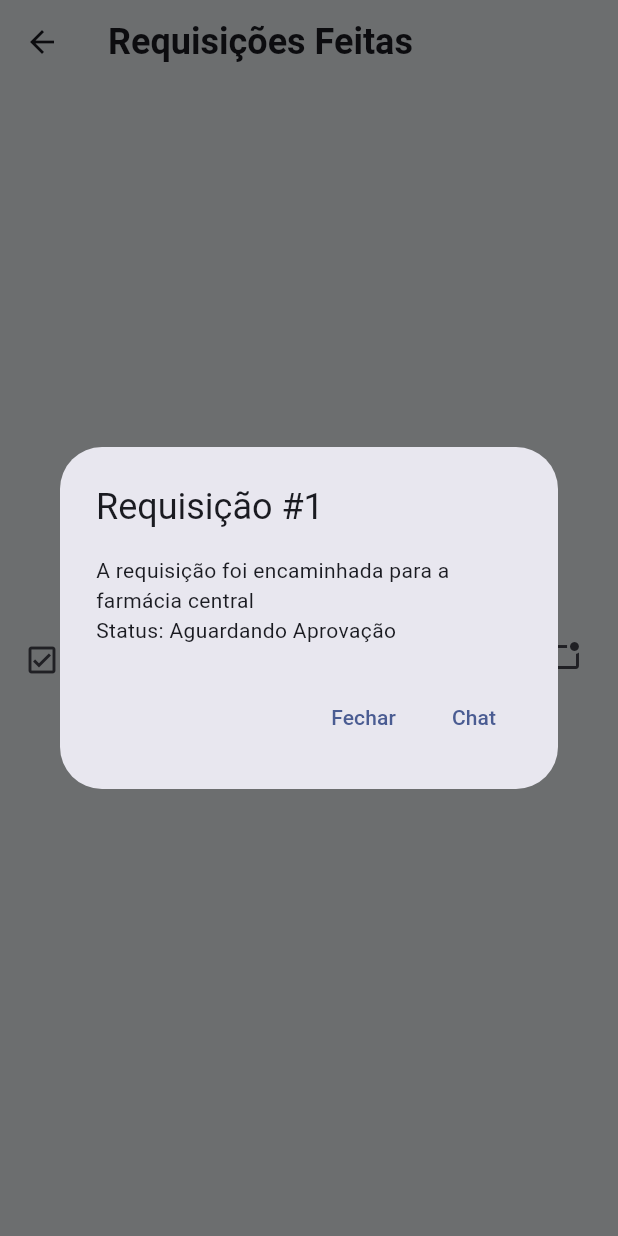
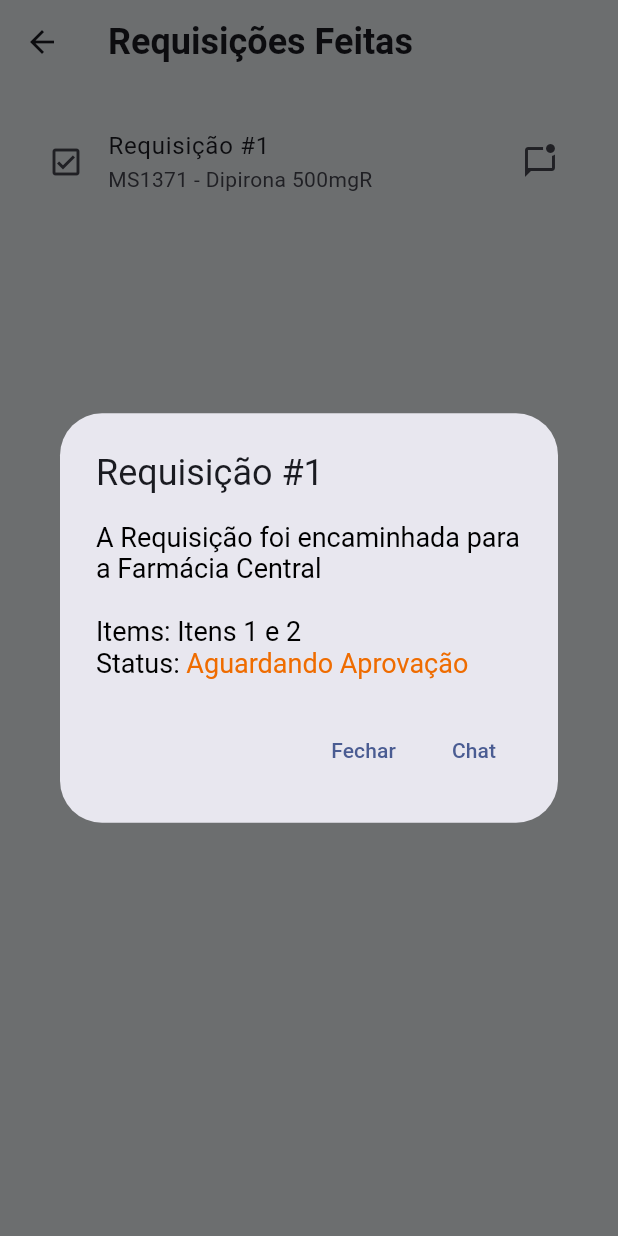
Before and after one commit to paulo-evangelista/pilltrackr, a Flutter app: the MyRequests screen opened directly, after a tap on "Requisição #1", on a phone screen of 412 x 824 dp. Run offline on Flutter 3.47's test engine with Material 3 defaults, Android fonts, the phone set to English and light mode, and no system bars; our stand-ins replace dio, get; network calls fail.

Commit message:
integration(flutter): medices db and request create

```diff
--- a/src/frontend/lib/views/nursery/my_requests.dart
+++ b/src/frontend/lib/views/nursery/my_requests.dart
@@ -2,7 +2,7 @@ import 'package:flutter/material.dart';
 import 'package:frontend/services/request_service.dart';
 import '../../widgets/list_tile_nursery.dart';
 import 'package:flutter/foundation.dart';
-import 'package:http/http.dart' as http;
+// import 'package:http/http.dart' as http;
 import 'dart:convert';
 
 
@@ -30,7 +30,8 @@ class _MyRequestsState extends State<MyRequests> {
 
       backgroundColor: Color(0xFFECF0F3),
 
-      body: const Center(
+      body: const Padding(
+        padding: EdgeInsets.all(16.0),
         child: ListTileNursery(title: 'Requisição #1', subtitle: 'MS1371 - Dipirona 500mgR'),
       ),
     );
--- a/src/frontend/lib/widgets/list_tile_nursery.dart
+++ b/src/frontend/lib/widgets/list_tile_nursery.dart
@@ -37,7 +37,27 @@ class _ListTileNurseryState extends State<ListTileNursery> {
       builder: (BuildContext context) {
         return AlertDialog(
           title: Text('$_title'),
-          content: Text('A requisição foi encaminhada para a farmácia central \nStatus: $_status'),
+
+          content:
+            RichText(
+              text: TextSpan(
+                text: 'A Requisição foi encaminhada para a Farmácia Central \n\n',
+                style: TextStyle(
+                  fontSize: 18,
+                  fontWeight: FontWeight.normal,
+                  color: Colors.black,
+                ),
+                children: <TextSpan>[
+                  TextSpan(text: 'Items: ', style: const TextStyle(fontWeight: FontWeight.normal,)),
+                  TextSpan(text: 'Itens 1 e 2 \n', style: TextStyle(color: Colors.black,)),
+                  TextSpan(text: 'Status: ', style: TextStyle(color: Colors.black)),
+                  TextSpan(text: _status, style: TextStyle(color: Colors.orange.shade800,)),
+
+                ],
+              ),
+            ),
+          // Text('A requisição foi encaminhada para a farmácia central \nStatus: $_status'),
+
           actions: <Widget>[
             TextButton(
               child: const Text('Fechar'),
--- a/src/frontend/pubspec.yaml
+++ b/src/frontend/pubspec.yaml
@@ -31,8 +31,8 @@ dependencies:
   flutter:
     sdk: flutter
 
-  http: ^1.2.1
   get: ^4.6.6
+  dio: ^5.4.3+1
 
   # The following adds the Cupertino Icons font to your application.
   # Use with the CupertinoIcons class for iOS style icons.
```
Also changed, not shown: src/frontend/lib/models/request.dart (+22 -19 lines), src/frontend/lib/services/request_service.dart (+53 -38 lines), src/frontend/lib/views/nursery/medicine_request.dart (+55 -13 lines), src/frontend/pubspec.lock.
